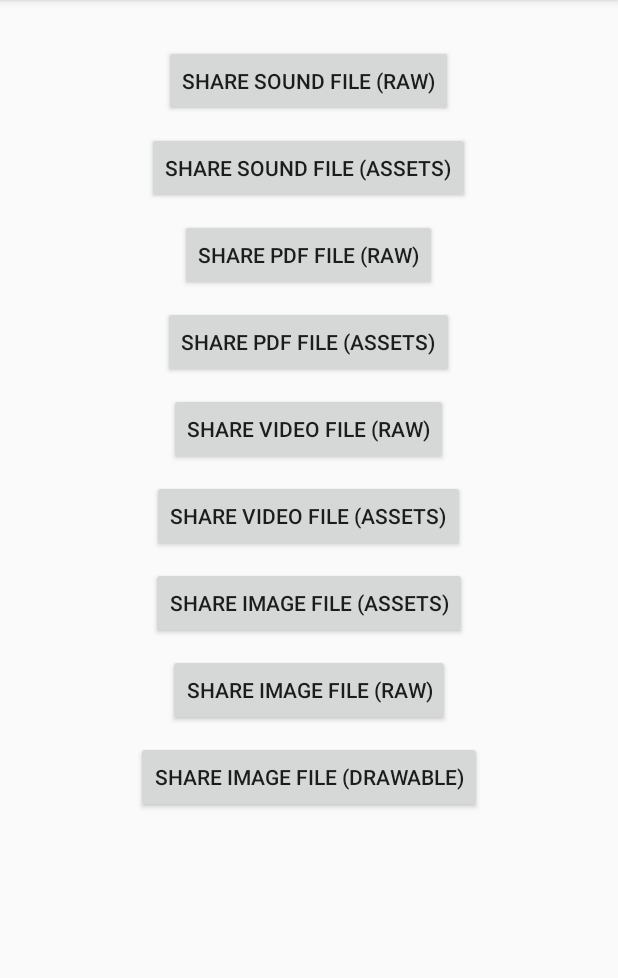
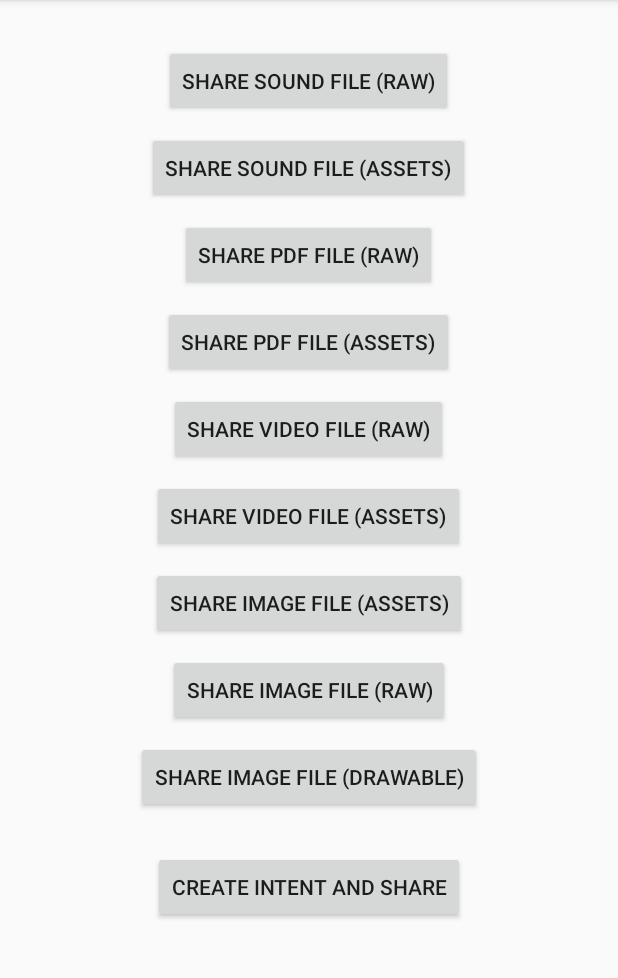
Before and after one commit to federicoboschini/Android-Resource-File-Provider, an Android app: the screen it shows after launch (MainActivity), on a phone screen of 412 x 824 dp, the part 84-1062 px from its top. Run offline under Robolectric (Android 15) with nearby library versions, the phone set to English and light mode, and no system bars.

Commit message:
feat(sample): showcase new API

```diff
--- a/sample/src/main/res/layout/activity_main.xml
+++ b/sample/src/main/res/layout/activity_main.xml
@@ -99,6 +99,18 @@
             android:onClick="shareDrawableFile"
             android:text="@string/share_drawable_file" />
 
+        <Button
+            android:id="@+id/createIntent"
+            android:layout_width="wrap_content"
+            android:layout_height="wrap_content"
+            android:layout_below="@id/shareDrawable"
+            android:layout_centerHorizontal="true"
+            android:layout_marginTop="25dp"
+            android:onClick="createIntentAndShare"
+            android:text="@string/create_intent_and_share" />
+
+
+
     </RelativeLayout>
 
 </ScrollView>
--- a/sample/src/main/res/values/strings.xml
+++ b/sample/src/main/res/values/strings.xml
@@ -10,4 +10,5 @@
     <string name="share_image_file_assets">Share image file (assets)</string>
     <string name="share_image_file_raw">Share image file (raw)</string>
     <string name="share_drawable_file">Share image file (drawable)</string>
+    <string name="create_intent_and_share">Create Intent and share</string>
 </resources>
```
Also changed, not shown: sample/src/main/java/it/federicoboschini/fileprovidersample/MainActivity.java (+16 -1 lines).
